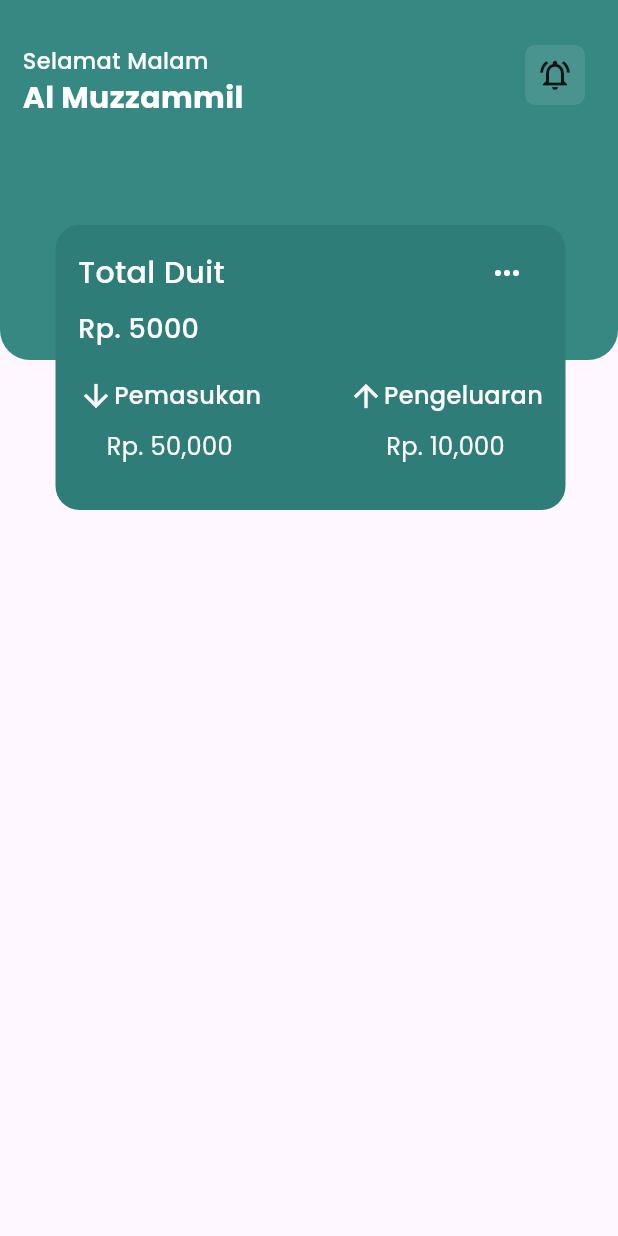
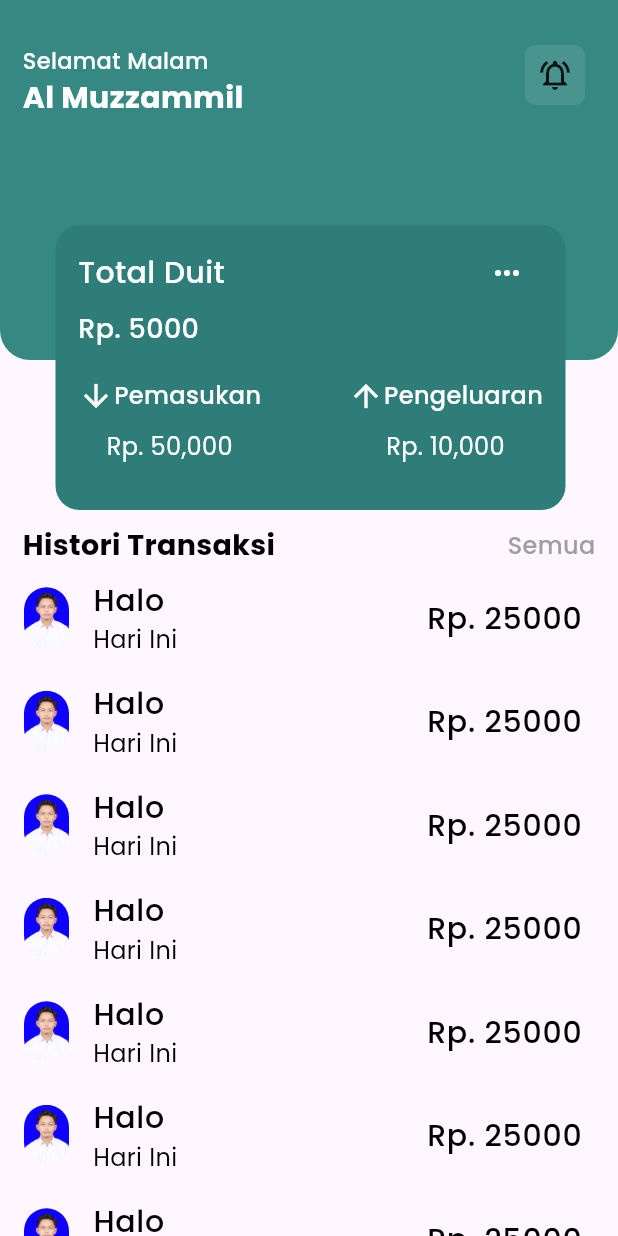
Before and after one commit to Zammil00/uang_saku, a Flutter app: the screen it shows after launch, on a phone screen of 412 x 824 dp. Run offline on Flutter 3.47's test engine with Material 3 defaults, Android fonts, the phone set to English and light mode, and no system bars; our stand-ins replace get, google_fonts.

Commit message:
Fix Home Page

```diff
--- a/lib/app/modules/home/views/home_view.dart
+++ b/lib/app/modules/home/views/home_view.dart
@@ -1,5 +1,4 @@
 import 'package:flutter/material.dart';
-
 import 'package:get/get.dart';
 import 'package:google_fonts/google_fonts.dart';
 import 'package:uang_saku/app/core/colors/app_colors.dart';
@@ -11,8 +10,72 @@ class HomeView extends GetView<HomeController> {
   @override
   Widget build(BuildContext context) {
     return Scaffold(
-      // appBar: AppBar(backgroundColor: AppColors.hijau_bg),
-      body: SafeArea(child: _head()),
+      body: SafeArea(
+        child: CustomScrollView(
+          slivers: [
+            SliverToBoxAdapter(child: SizedBox(height: 350, child: _head())),
+            SliverToBoxAdapter(
+              child: Padding(
+                padding: const EdgeInsets.symmetric(horizontal: 15),
+                child: Row(
+                  mainAxisAlignment: MainAxisAlignment.spaceBetween,
+                  children: [
+                    Text(
+                      "Histori Transaksi",
+                      style: GoogleFonts.poppins(
+                        color: Colors.black,
+                        fontSize: 19,
+                        fontWeight: FontWeight.bold,
+                      ),
+                    ),
+                    Text(
+                      "Semua",
+                      style: GoogleFonts.poppins(
+                        color: Colors.grey,
+                        fontSize: 16,
+                        fontWeight: FontWeight.w500,
+                      ),
+                    ),
+                  ],
+                ),
+              ),
+            ),
+            SliverList(
+              delegate: SliverChildBuilderDelegate((context, index) {
+                return ListTile(
+                  leading: ClipRRect(
+                    borderRadius: BorderRadius.circular(20),
+                    child: Image.asset("assets/images/zam.jpg", height: 40),
+                  ),
+                  title: Text(
+                    "Halo",
+                    style: GoogleFonts.poppins(
+                      color: Colors.black,
+                      fontSize: 20,
+                      fontWeight: FontWeight.w500,
+                    ),
+                  ),
+                  subtitle: Text(
+                    "Hari Ini",
+                    style: GoogleFonts.poppins(
+                      color: Colors.black,
+                      fontSize: 16,
+                    ),
+                  ),
+                  trailing: Text(
+                    "Rp. 25000",
+                    style: GoogleFonts.poppins(
+                      color: Colors.black,
+                      fontSize: 20,
+                      fontWeight: FontWeight.w500,
+                    ),
+                  ),
+                );
+              }),
+            ),
+          ],
+        ),
+      ),
     );
   }
 
--- a/pubspec.yaml
+++ b/pubspec.yaml
@@ -60,8 +60,8 @@ flutter:
   uses-material-design: true
 
   # To add assets to your application, add an assets section, like this:
-  # assets:
-  #   - images/a_dot_burr.jpeg
+  assets:
+    - assets/images/
   #   - images/a_dot_ham.jpeg
 
   # An image asset can refer to one or more resolution-specific "variants", see
```
Also changed, not shown: assets/images/zam.jpg (added).
